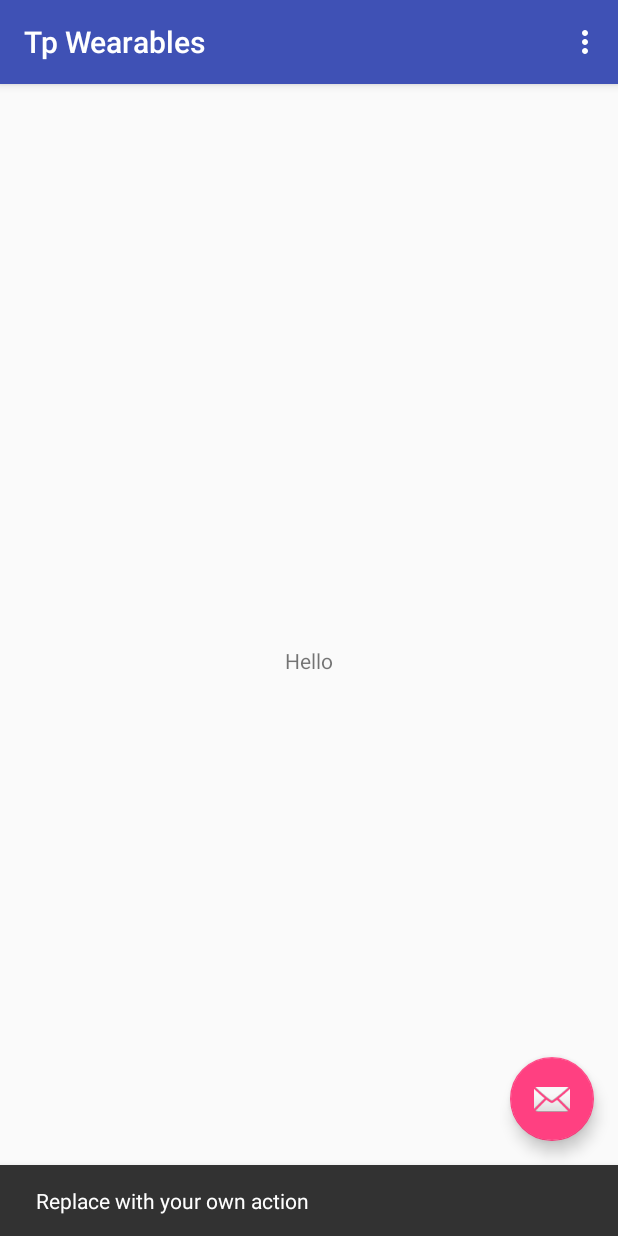
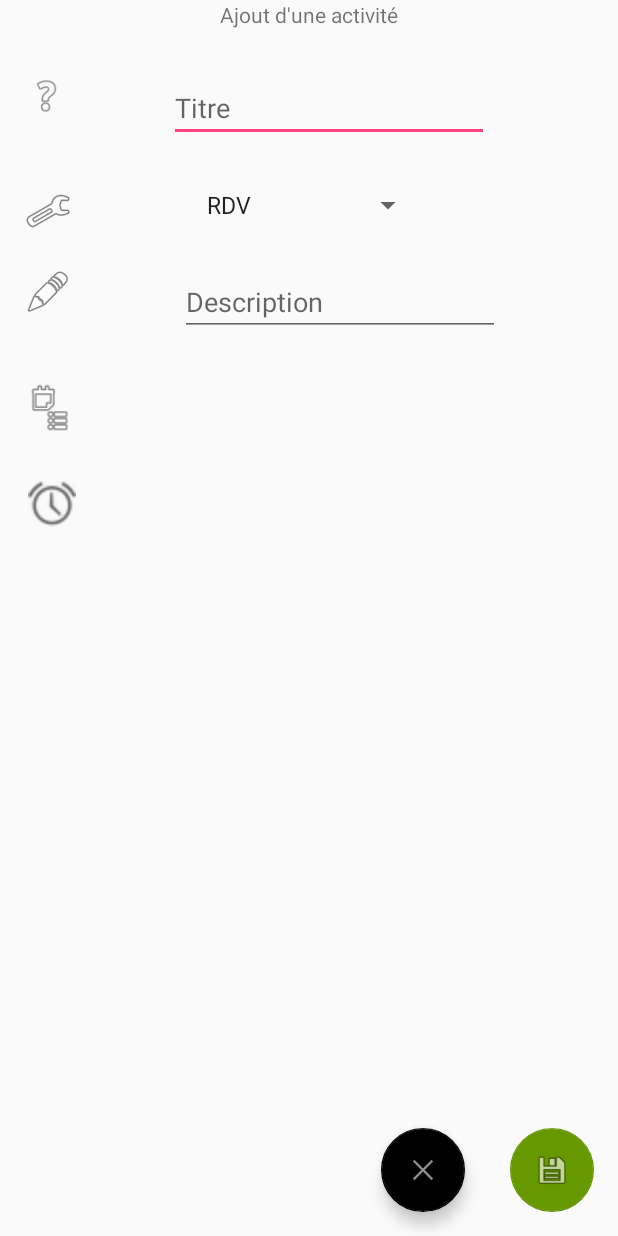
Before and after one commit to gaabouu/TpWearables, an Android app: the screen it shows after launch (HandheldMainActivity before the commit, CreationActivity after it), after a tap on an icon or button, on a phone screen of 412 x 824 dp. Run offline under Robolectric (Android 15) with nearby library versions, the phone set to English and light mode, and no system bars.

Commit message:
Add second activity and fill it

```diff
--- a/mobile/src/main/AndroidManifest.xml
+++ b/mobile/src/main/AndroidManifest.xml
@@ -19,6 +19,11 @@
                 <category android:name="android.intent.category.LAUNCHER" />
             </intent-filter>
         </activity>
+        <activity
+            android:name=".CreationActivity"
+            android:theme="@style/AppTheme.NoActionBar">
+
+        </activity>
     </application>
 
 </manifest>
--- /dev/null
+++ b/mobile/src/main/java/com/example/gab/tpwearables/CreationActivity.java
@@ -0,0 +1,34 @@
+package com.example.gab.tpwearables;
+
+import android.support.v7.app.AppCompatActivity;
+import android.os.Bundle;
+import android.widget.ArrayAdapter;
+import android.widget.ListView;
+import android.widget.Spinner;
+
+import java.util.ArrayList;
+import java.util.List;
+
+public class CreationActivity extends AppCompatActivity {
+
+    @Override
+    protected void onCreate(Bundle savedInstanceState) {
+        super.onCreate(savedInstanceState);
+        setContentView(R.layout.activity_creation);
+
+        Spinner typeSpinner = (Spinner) findViewById(R.id.typeSpinner);
+
+        List typeList = new ArrayList();
+        typeList.add("RDV");
+        typeList.add("Travail");
+        typeList.add("Anniversaire");
+        typeList.add("Autres...");
+
+        ArrayAdapter typeAdapter = new ArrayAdapter(this, android.R.layout.simple_spinner_item, typeList);
+
+        typeAdapter.setDropDownViewResource(android.R.layout.simple_spinner_dropdown_item);
+
+        typeSpinner.setAdapter(typeAdapter);
+
+    }
+}
--- a/mobile/src/main/java/com/example/gab/tpwearables/HandheldMainActivity.java
+++ b/mobile/src/main/java/com/example/gab/tpwearables/HandheldMainActivity.java
@@ -1,5 +1,6 @@
 package com.example.gab.tpwearables;
 
+import android.content.Intent;
 import android.os.Bundle;
 import android.support.design.widget.FloatingActionButton;
 import android.support.design.widget.Snackbar;
@@ -15,38 +16,20 @@ public class HandheldMainActivity extends AppCompatActivity {
     protected void onCreate(Bundle savedInstanceState) {
         super.onCreate(savedInstanceState);
         setContentView(R.layout.activity_handheld_main);
-        Toolbar toolbar = (Toolbar) findViewById(R.id.toolbar);
-        setSupportActionBar(toolbar);
 
         FloatingActionButton fab = (FloatingActionButton) findViewById(R.id.fab);
         fab.setOnClickListener(new View.OnClickListener() {
             @Override
             public void onClick(View view) {
-                Snackbar.make(view, "Replace with your own action", Snackbar.LENGTH_LONG)
-                        .setAction("Action", null).show();
+                CreateActivity();
             }
         });
-    }
+            }
 
-    @Override
-    public boolean onCreateOptionsMenu(Menu menu) {
-        // Inflate the menu; this adds items to the action bar if it is present.
-        getMenuInflater().inflate(R.menu.menu_handheld_main, menu);
-        return true;
-    }
+    protected void CreateActivity(){
 
-    @Override
-    public boolean onOptionsItemSelected(MenuItem item) {
-        // Handle action bar item clicks here. The action bar will
-        // automatically handle clicks on the Home/Up button, so long
-        // as you specify a parent activity in AndroidManifest.xml.
-        int id = item.getItemId();
+        Intent CreateIntent = new Intent(this, CreationActivity.class);
+        startActivity(CreateIntent);
 
-        //noinspection SimplifiableIfStatement
-        if (id == R.id.action_settings) {
-            return true;
-        }
-
-        return super.onOptionsItemSelected(item);
     }
 }
--- /dev/null
+++ b/mobile/src/main/res/layout/activity_creation.xml
@@ -0,0 +1,142 @@
+<?xml version="1.0" encoding="utf-8"?>
+<android.support.constraint.ConstraintLayout xmlns:android="http://schemas.android.com/apk/res/android"
+    xmlns:app="http://schemas.android.com/apk/res-auto"
+    xmlns:tools="http://schemas.android.com/tools"
+    android:layout_width="match_parent"
+    android:layout_height="match_parent"
+    tools:context="com.example.gab.tpwearables.CreationActivity">
+
+    <TextView
+        android:id="@+id/AddTitle"
+        android:layout_width="wrap_content"
+        android:layout_height="wrap_content"
+        android:text="@string/TitleAjout"
+        tools:layout_editor_absoluteY="16dp"
+        android:layout_marginRight="8dp"
+        app:layout_constraintRight_toRightOf="parent"
+        android:layout_marginLeft="8dp"
+        app:layout_constraintLeft_toLeftOf="parent"
+        android:layout_marginStart="8dp"
+        android:layout_marginEnd="8dp" />
+
+    <ImageView
+        android:id="@+id/TitreImg"
+        android:layout_width="30dp"
+        android:layout_height="29dp"
+        android:layout_marginStart="16dp"
+        android:layout_marginTop="30dp"
+        app:layout_constraintLeft_toLeftOf="parent"
+        app:layout_constraintTop_toBottomOf="@+id/AddTitle"
+        app:srcCompat="@android:drawable/ic_menu_help" />
+
+    <EditText
+        android:id="@+id/NameEdit"
+        android:layout_width="wrap_content"
+        android:layout_height="wrap_content"
+        android:layout_marginLeft="8dp"
+        android:layout_marginRight="8dp"
+        android:layout_marginStart="33dp"
+        android:layout_marginTop="30dp"
+        android:ems="10"
+        android:hint="Titre"
+        android:inputType="textPersonName"
+        app:layout_constraintHorizontal_bias="0.503"
+        app:layout_constraintLeft_toLeftOf="parent"
+        app:layout_constraintRight_toRightOf="parent"
+        app:layout_constraintTop_toBottomOf="@+id/AddTitle" />
+
+    <ImageView
+        android:id="@+id/typeImg"
+        android:layout_width="wrap_content"
+        android:layout_height="wrap_content"
+        app:srcCompat="@android:drawable/ic_menu_manage"
+        android:layout_marginTop="30dp"
+        app:layout_constraintTop_toBottomOf="@+id/NameEdit"
+        android:layout_marginStart="16dp"
+        app:layout_constraintLeft_toLeftOf="parent" />
+
+    <Spinner
+        android:id="@+id/typeSpinner"
+        android:layout_width="wrap_content"
+        android:layout_height="wrap_content"
+        android:layout_marginTop="30dp"
+        app:layout_constraintTop_toBottomOf="@+id/NameEdit"
+        android:layout_marginStart="8dp"
+        app:layout_constraintLeft_toLeftOf="parent"
+        android:layout_marginEnd="8dp"
+        app:layout_constraintRight_toRightOf="parent" />
+
+    <ImageView
+        android:id="@+id/descImg"
+        android:layout_width="wrap_content"
+        android:layout_height="wrap_content"
+        android:layout_marginStart="16dp"
+        android:layout_marginTop="30dp"
+        app:layout_constraintLeft_toLeftOf="parent"
+        app:layout_constraintTop_toBottomOf="@+id/typeSpinner"
+        app:srcCompat="@android:drawable/ic_menu_edit" />
+
+    <EditText
+        android:id="@+id/descEdit"
+        android:layout_width="wrap_content"
+        android:layout_height="wrap_content"
+        android:layout_marginLeft="8dp"
+        android:layout_marginRight="8dp"
+        android:layout_marginTop="30dp"
+        android:ems="10"
+        android:inputType="textPersonName"
+        android:hint="Description"
+        app:layout_constraintHorizontal_bias="0.614"
+        app:layout_constraintLeft_toLeftOf="parent"
+        app:layout_constraintRight_toRightOf="parent"
+        app:layout_constraintTop_toBottomOf="@+id/typeSpinner" />
+
+    <ImageView
+        android:id="@+id/dateImg"
+        android:layout_width="34dp"
+        android:layout_height="36dp"
+        android:layout_marginTop="30dp"
+        android:layout_marginStart="16dp"
+        app:layout_constraintTop_toBottomOf="@+id/descEdit"
+        app:srcCompat="@android:drawable/ic_menu_agenda"
+        android:layout_marginLeft="16dp"
+        app:layout_constraintLeft_toLeftOf="parent" />
+
+    <ImageView
+        android:id="@+id/timeImg"
+        android:layout_width="37dp"
+        android:layout_height="32dp"
+        android:layout_marginStart="16dp"
+        android:layout_marginTop="30dp"
+        app:layout_constraintLeft_toLeftOf="parent"
+        app:layout_constraintTop_toBottomOf="@+id/dateImg"
+        app:srcCompat="@android:drawable/ic_lock_idle_alarm" />
+
+    <android.support.design.widget.FloatingActionButton
+        android:id="@+id/BackFab"
+        android:layout_width="wrap_content"
+        android:layout_height="wrap_content"
+        android:layout_marginBottom="16dp"
+        android:clickable="true"
+        app:backgroundTint="@android:color/background_dark"
+        app:fabSize="normal"
+        app:layout_constraintBottom_toBottomOf="parent"
+        app:layout_constraintRight_toLeftOf="@+id/SaveFab"
+        app:srcCompat="@android:drawable/ic_menu_close_clear_cancel"
+        android:layout_marginEnd="30dp" />
+
+    <android.support.design.widget.FloatingActionButton
+        android:id="@+id/SaveFab"
+        android:layout_width="wrap_content"
+        android:layout_height="wrap_content"
+        android:layout_marginBottom="16dp"
+        android:clickable="true"
+        app:backgroundTint="@android:color/holo_green_dark"
+        app:elevation="0dp"
+        app:fabSize="normal"
+        app:layout_constraintBottom_toBottomOf="parent"
+        app:layout_constraintRight_toRightOf="parent"
+        app:srcCompat="@android:drawable/ic_menu_save"
+        android:layout_marginEnd="16dp" />
+
+</android.support.constraint.ConstraintLayout>
--- a/mobile/src/main/res/layout/activity_handheld_main.xml
+++ b/mobile/src/main/res/layout/activity_handheld_main.xml
@@ -6,21 +6,38 @@
     android:layout_height="match_parent"
     tools:context="com.example.gab.tpwearables.HandheldMainActivity">
 
-    <android.support.design.widget.AppBarLayout
+    <android.support.constraint.ConstraintLayout
         android:layout_width="match_parent"
+        android:layout_height="match_parent">
+
+        <TextView
+            android:id="@+id/AcceuilTextView"
+            android:layout_width="wrap_content"
             android:layout_height="wrap_content"
-        android:theme="@style/AppTheme.AppBarOverlay">
+            android:layout_marginLeft="8dp"
+            android:layout_marginRight="8dp"
+            android:layout_marginTop="16dp"
+            android:fontFamily="sans-serif-smallcaps"
+            android:text="@string/TextAccueil"
+            android:textSize="18sp"
+            android:textStyle="italic"
+            app:layout_constraintLeft_toLeftOf="parent"
+            app:layout_constraintRight_toRightOf="parent"
+            app:layout_constraintTop_toTopOf="parent" />
 
-        <android.support.v7.widget.Toolbar
-            android:id="@+id/toolbar"
-            android:layout_width="match_parent"
-            android:layout_height="?attr/actionBarSize"
-            android:background="?attr/colorPrimary"
-            app:popupTheme="@style/AppTheme.PopupOverlay" />
-
-    </android.support.design.widget.AppBarLayout>
-
-    <include layout="@layout/content_handheld_main" />
+        <LinearLayout
+            android:layout_width="0dp"
+            android:layout_height="0dp"
+            android:layout_marginBottom="8dp"
+            android:layout_marginLeft="8dp"
+            android:layout_marginRight="8dp"
+            android:layout_marginTop="8dp"
+            android:orientation="horizontal"
+            app:layout_constraintBottom_toTopOf="@+id/fab"
+            app:layout_constraintHorizontal_bias="0.0"
+            app:layout_constraintLeft_toLeftOf="parent"
+            app:layout_constraintRight_toRightOf="parent"
+            app:layout_constraintTop_toBottomOf="@+id/AcceuilTextView"></LinearLayout>
 
         <android.support.design.widget.FloatingActionButton
             android:id="@+id/fab"
@@ -28,6 +45,13 @@
             android:layout_height="wrap_content"
             android:layout_gravity="bottom|end"
             android:layout_margin="@dimen/fab_margin"
-        app:srcCompat="@android:drawable/ic_dialog_email" />
+            android:layout_marginBottom="8dp"
+            android:layout_marginRight="8dp"
+            app:backgroundTint="@android:color/darker_gray"
+            app:fabSize="normal"
+            app:layout_constraintBottom_toBottomOf="parent"
+            app:layout_constraintRight_toRightOf="parent"
+            app:srcCompat="@android:drawable/ic_input_add" />
+    </android.support.constraint.ConstraintLayout>
 
 </android.support.design.widget.CoordinatorLayout>
--- a/mobile/src/main/res/values/strings.xml
+++ b/mobile/src/main/res/values/strings.xml
@@ -1,4 +1,6 @@
 <resources>
     <string name="app_name">Tp Wearables</string>
     <string name="action_settings">Settings</string>
+    <string name="TextAccueil">Vos activités</string>
+    <string name="TitleAjout">Ajout d\'une activité</string>
 </resources>
```
Lines whose indentation alone changed are shown as unchanged.
